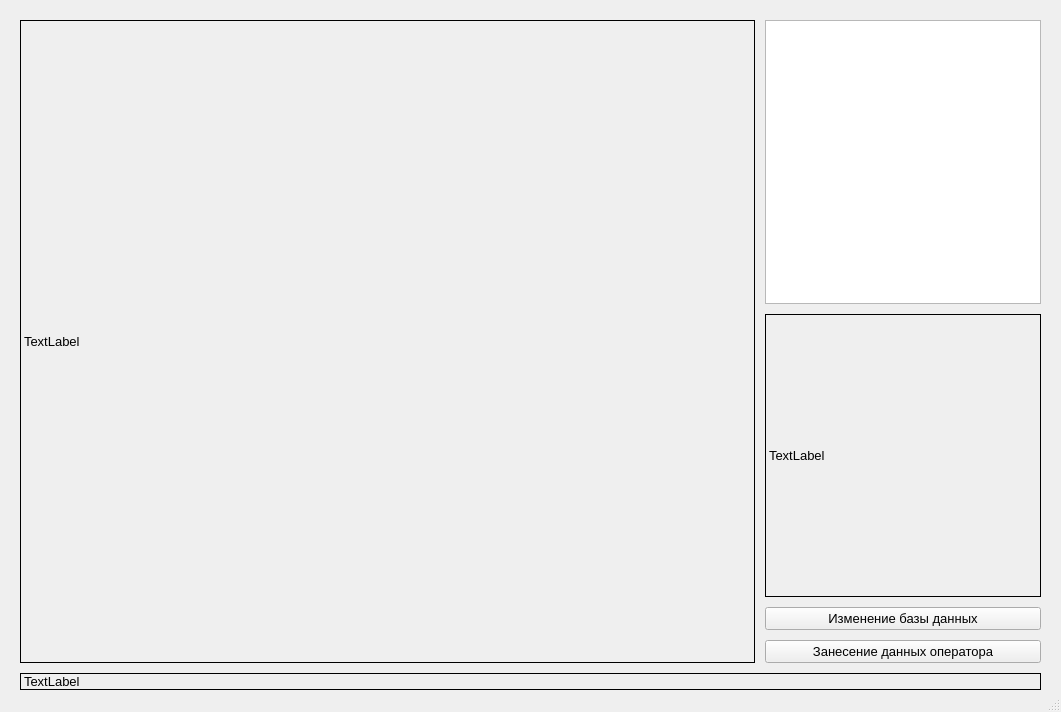
First picture: the form in libs/user_interfaces/main.ui, repository sersh4nt/microscope-application, before the edit.
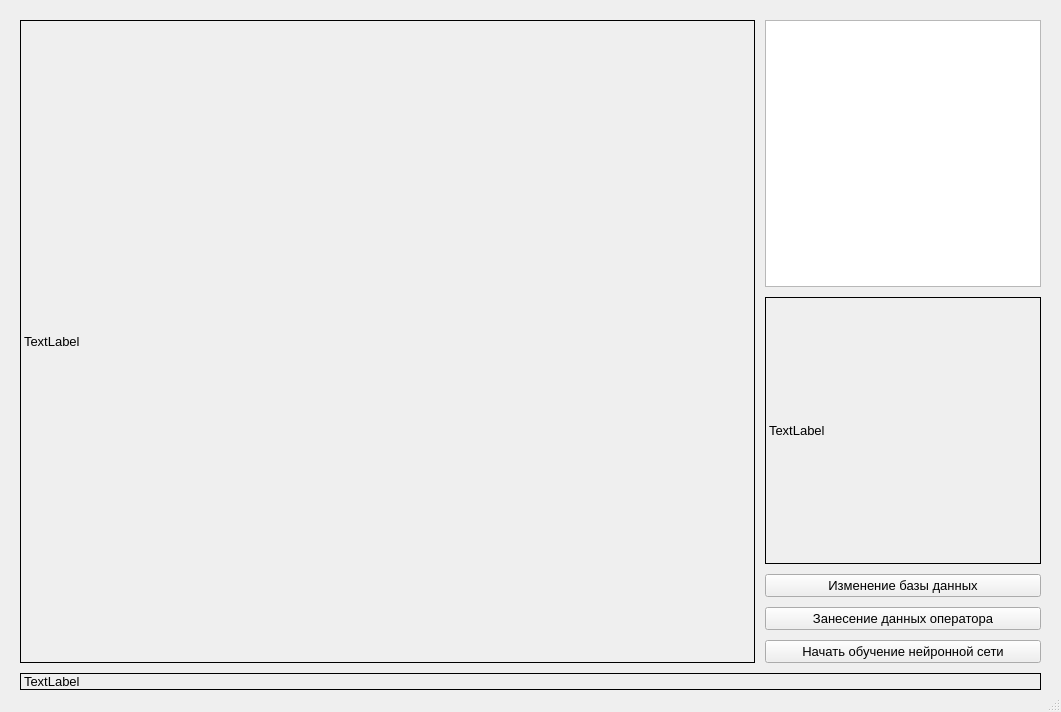
Second picture: the form after the edit.

Commit message: started neural network training function

What changed in the file:
```diff
--- a/libs/user_interfaces/main.ui
+++ b/libs/user_interfaces/main.ui
@@ -61,7 +61,7 @@
        </widget>
       </item>
       <item>
-       <layout class="QVBoxLayout" name="verticalLayout_2" stretch="1,1,0,0">
+       <layout class="QVBoxLayout" name="verticalLayout_2" stretch="1,1,0,0,0">
         <property name="spacing">
          <number>10</number>
         </property>
@@ -92,6 +92,13 @@
           </property>
          </widget>
         </item>
+        <item>
+         <widget class="QPushButton" name="startTrainingButton">
+          <property name="text">
+           <string>Начать обучение нейронной сети</string>
+          </property>
+         </widget>
+        </item>
        </layout>
       </item>
      </layout>
```
Left out of the diff: 2 changed lines with no effect on the pictures. The commit also changes 50 other files.
